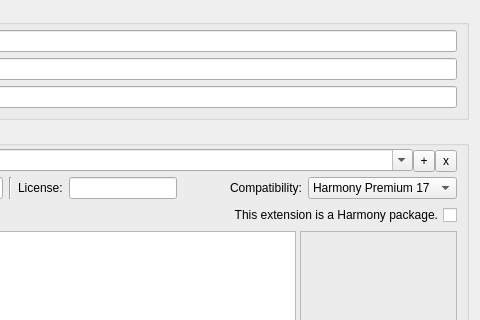
Above: ExtensionStore/packages/ExtensionStore/register.ui from mchaptel/TBScripts before the change; both pictures show x 130 to 610 and y 100 to 420 of the 610 by 718 pixel window. Below: the same form after it.
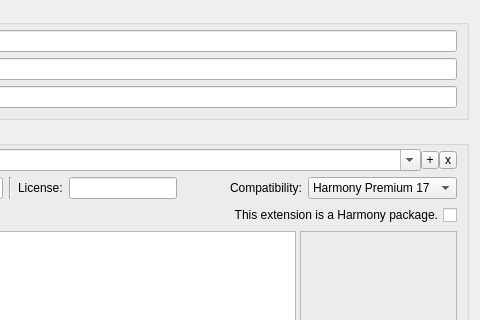
That is the form after the change.

Commit message: more progress on registration dialog. Adding, removing extension and exporting package now working.

```diff
--- a/ExtensionStore/packages/ExtensionStore/register.ui
+++ b/ExtensionStore/packages/ExtensionStore/register.ui
@@ -199,14 +199,14 @@
          <widget class="QToolButton" name="addExtensionButton">
           <property name="minimumSize">
            <size>
-            <width>22</width>
-            <height>22</height>
+            <width>18</width>
+            <height>18</height>
            </size>
           </property>
           <property name="maximumSize">
            <size>
-            <width>19</width>
-            <height>19</height>
+            <width>18</width>
+            <height>18</height>
            </size>
           </property>
           <property name="text">
@@ -230,14 +230,14 @@
           </property>
           <property name="minimumSize">
            <size>
-            <width>22</width>
-            <height>22</height>
+            <width>18</width>
+            <height>18</height>
            </size>
           </property>
           <property name="maximumSize">
            <size>
-            <width>19</width>
-            <height>19</height>
+            <width>18</width>
+            <height>18</height>
            </size>
           </property>
           <property name="text">
```
The commit also changes 4 other files.
